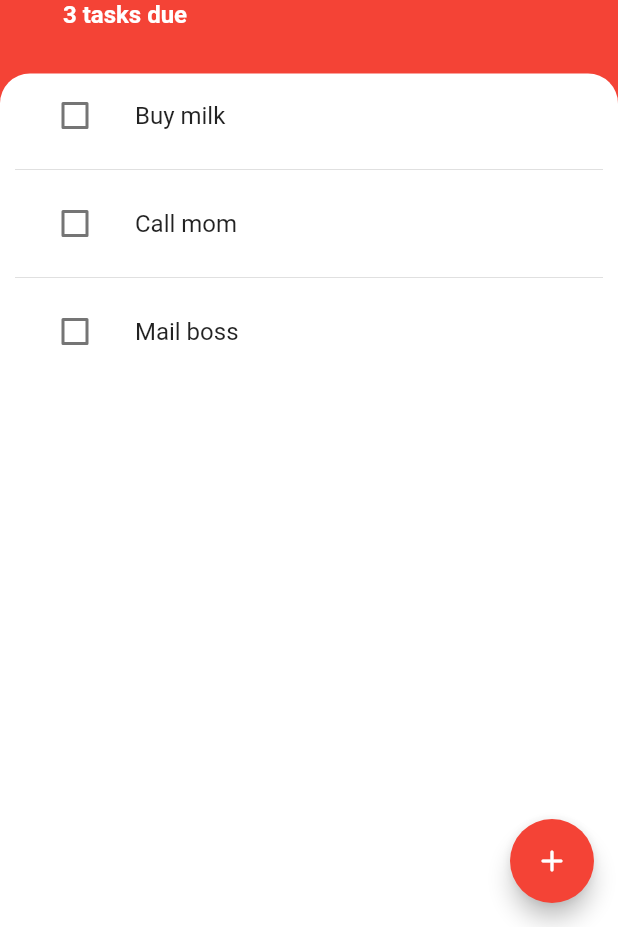
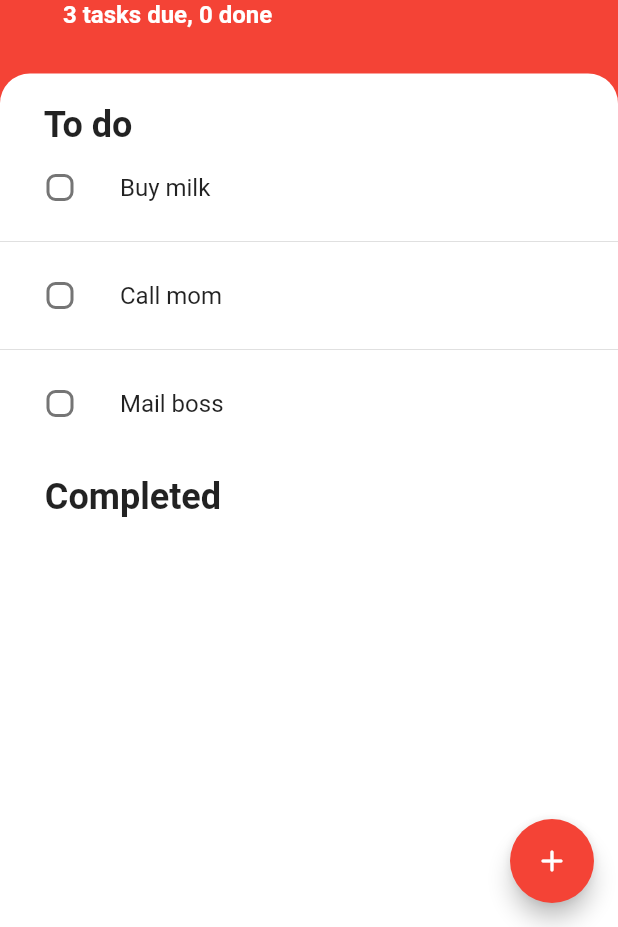
Before and after one commit to Basith-P/Todoey, a Flutter app: the screen it shows after launch, on a phone screen of 412 x 824 dp, the part 309-1236 px from its top. Run offline on Flutter 3.47's test engine with Material 2 defaults, Android fonts, the phone set to English and light mode, and no system bars.

Commit message:
Display completed and incompleted tasks seperately

```diff
--- a/lib/providers/task_data.dart
+++ b/lib/providers/task_data.dart
@@ -13,12 +13,38 @@ class TaskData with ChangeNotifier {
     return [..._tasks];
   }
 
+  List<Task> get completedTasks {
+    return _tasks.where((task) => task.isDone).toList();
+  }
+
+  List<Task> get incompleteTasks {
+    return _tasks.where((task) => task.isDone == false).toList();
+  }
+
   int get taskCount {
     return _tasks.length;
+  }
+
+  int get taskCountDone {
+    return completedTasks.length;
+  }
+
+  int get taskCountNotDone {
+    return incompleteTasks.length;
   }
 
   void addTask(String taskTitle) {
     _tasks.add(Task(name: taskTitle));
     notifyListeners();
   }
+
+  void updateTask(Task task) {
+    task.toggleDone();
+    notifyListeners();
+  }
+
+  void deleteTask(Task task) {
+    _tasks.remove(task);
+    notifyListeners();
+  }
 }
--- a/lib/views/tasks/tasks_screen.dart
+++ b/lib/views/tasks/tasks_screen.dart
@@ -10,6 +10,7 @@ class TasksScreen extends StatelessWidget {
 
   @override
   Widget build(BuildContext context) {
+    final taskProvider = Provider.of<TaskData>(context);
     return Scaffold(
       body: Column(
         crossAxisAlignment: CrossAxisAlignment.start,
@@ -37,7 +38,7 @@ class TasksScreen extends StatelessWidget {
                   ),
                 ),
                 Text(
-                  '\t\t\t${Provider.of<TaskData>(context).taskCount} tasks due',
+                  '\t\t\t${taskProvider.taskCountNotDone} tasks due, ${taskProvider.taskCountDone} done',
                   style: const TextStyle(
                     color: Colors.white,
                     fontWeight: FontWeight.bold,
@@ -49,7 +50,6 @@ class TasksScreen extends StatelessWidget {
           ),
           Expanded(
             child: Container(
-              padding: const EdgeInsets.symmetric(horizontal: 10),
               decoration: const BoxDecoration(
                 color: Colors.white,
                 borderRadius: BorderRadius.only(
@@ -57,7 +57,29 @@ class TasksScreen extends StatelessWidget {
                   topRight: Radius.circular(20),
                 ),
               ),
-              child: TasksList(),
+              child: ListView(
+                physics: const BouncingScrollPhysics(),
+                children: [
+                  const SizedBox(height: 20),
+                  const Text(
+                    '\t\t\t\t\tTo do',
+                    style: TextStyle(
+                      fontSize: 24,
+                      fontWeight: FontWeight.bold,
+                    ),
+                  ),
+                  TasksList(isDone: false),
+                  const SizedBox(height: 20),
+                  const Text(
+                    '\t\t\t\t\tCompleted',
+                    style: TextStyle(
+                      fontSize: 24,
+                      fontWeight: FontWeight.bold,
+                    ),
+                  ),
+                  TasksList(isDone: true),
+                ],
+              ),
             ),
           ),
         ],
--- a/lib/views/tasks/tasks_widgets/task_item.dart
+++ b/lib/views/tasks/tasks_widgets/task_item.dart
@@ -1,20 +1,26 @@
 import 'package:flutter/material.dart';
 
 class TaskItem extends StatelessWidget {
-  TaskItem({
+  const TaskItem({
     required this.taskTitle,
     required this.isDone,
     required this.checkBoxCallback,
+    required this.longPressCallback,
   });
 
   final String taskTitle;
   final bool isDone;
   final VoidCallback checkBoxCallback;
+  final VoidCallback longPressCallback;
 
   @override
   Widget build(BuildContext context) {
     return ListTile(
+      onLongPress: longPressCallback,
       leading: Checkbox(
+        shape: RoundedRectangleBorder(
+          borderRadius: BorderRadius.circular(6),
+        ),
         value: isDone,
         onChanged: (value) => checkBoxCallback(),
       ),
--- a/lib/views/tasks/tasks_widgets/tasks_list.dart
+++ b/lib/views/tasks/tasks_widgets/tasks_list.dart
@@ -4,28 +4,24 @@ import 'package:todoey/providers/task_data.dart';
 
 import 'task_item.dart';
 
-class TasksList extends StatefulWidget {
-  @override
-  State<TasksList> createState() => _TasksListState();
-}
+class TasksList extends StatelessWidget {
+  TasksList({required this.isDone});
 
-class _TasksListState extends State<TasksList> {
+  final bool isDone;
   @override
   Widget build(BuildContext context) {
     return Consumer<TaskData>(
       builder: (context, taskData, child) => ListView.separated(
-        physics: const BouncingScrollPhysics(),
-        itemCount: taskData.taskCount,
+        shrinkWrap: true,
+        physics: const NeverScrollableScrollPhysics(),
+        itemCount: isDone ? taskData.taskCountDone : taskData.taskCountNotDone,
         itemBuilder: (context, i) {
-          final task = taskData.allTasks[i];
+          final task = isDone ? taskData.completedTasks[i] : taskData.incompleteTasks[i];
           return TaskItem(
             taskTitle: task.name,
             isDone: task.isDone,
-            checkBoxCallback: () {
-              setState(() {
-                task.toggleDone();
-              });
-            },
+            checkBoxCallback: () => taskData.updateTask(task),
+            longPressCallback: () => taskData.deleteTask(task),
           );
         },
         separatorBuilder: (context, i) {
```
